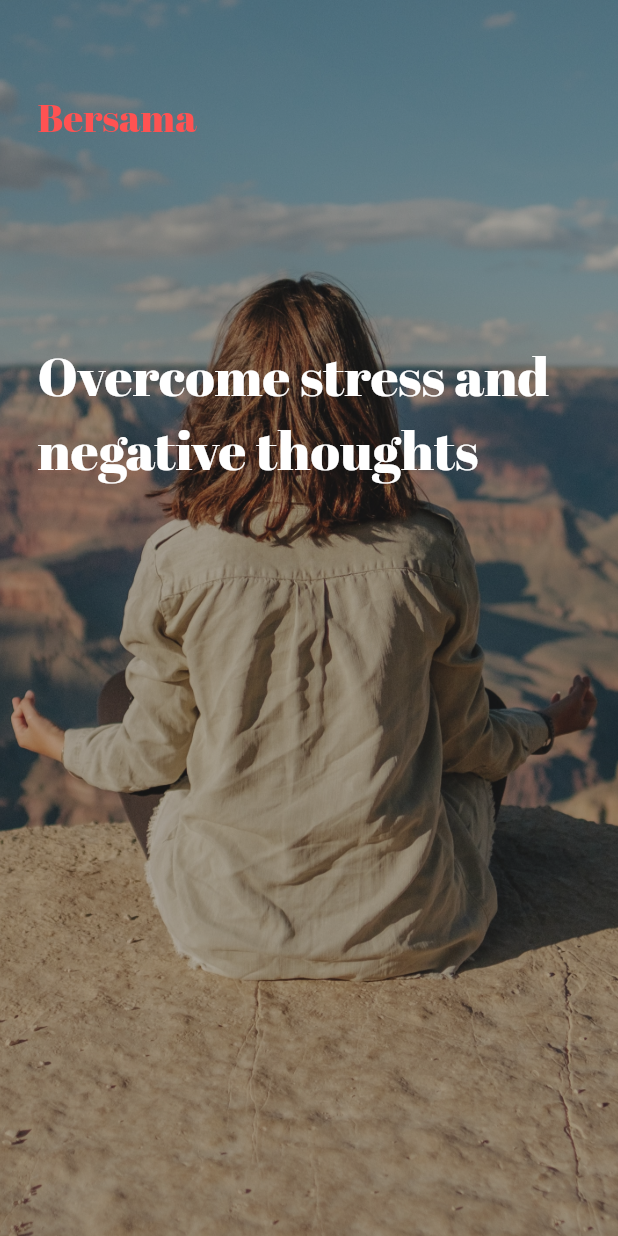
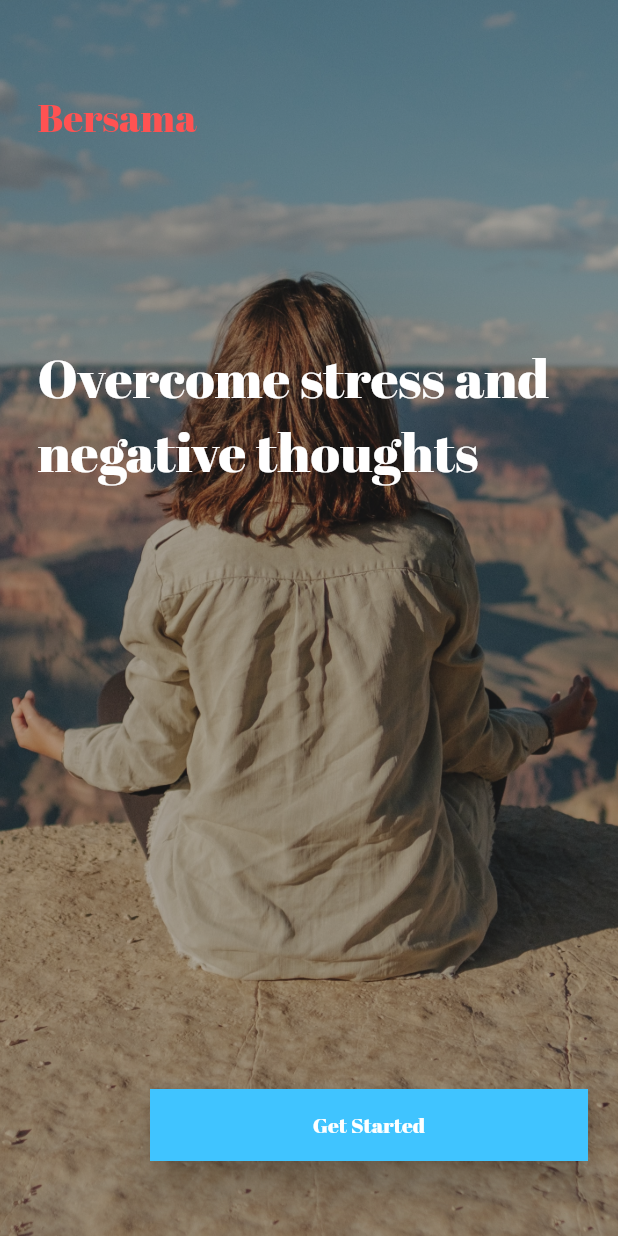
Before and after one commit to magdy-kamal-ok/bersama, a Flutter app: the screen it shows after launch, on a phone screen of 412 x 824 dp. Run offline on Flutter 3.47's test engine with Material 2 defaults, Android fonts, the phone set to English and light mode, and no system bars.

Commit message:
added component, now will work on navigation to other screens and routes

```diff
--- a/lib/screens/home.dart
+++ b/lib/screens/home.dart
@@ -22,7 +22,7 @@ class _HomeScreenState extends State<HomeScreen> {
           crossAxisAlignment: CrossAxisAlignment.stretch,
           children: <Widget>[
             Expanded(
-              flex: 1,
+              flex: 2,
               child: Padding(
                 padding: EdgeInsets.only(top: 60.0, left: 25.0),
                 child: Text(
@@ -36,7 +36,7 @@ class _HomeScreenState extends State<HomeScreen> {
               ),
             ),
             Expanded(
-              flex: 3,
+              flex: 5,
               child: Padding(
                 padding: EdgeInsets.only(top: 20.0, left: 25.0, right: 10.0),
                 child: Text('Overcome stress and negative thoughts',
@@ -47,6 +47,23 @@ class _HomeScreenState extends State<HomeScreen> {
                     )),
               ),
             ),
+            Padding(
+              padding: EdgeInsets.only(left: 100.0, bottom: 50.0, right: 20.0),
+              child: Material(
+                elevation: 10.0,
+                color: Colors.lightBlueAccent,
+                child: MaterialButton(
+                  onPressed: null,
+                  minWidth: 200.0,
+                  height: 42.0,
+                  child: Text(
+                    'Get Started',
+                    style: TextStyle(
+                        color: Colors.white, fontFamily: 'AbrilFatface'),
+                  ),
+                ),
+              ),
+            ),
           ],
         ),
       ),
```
Also changed, not shown: lib/components/long_round_button.dart (added, +30 -0 lines).
